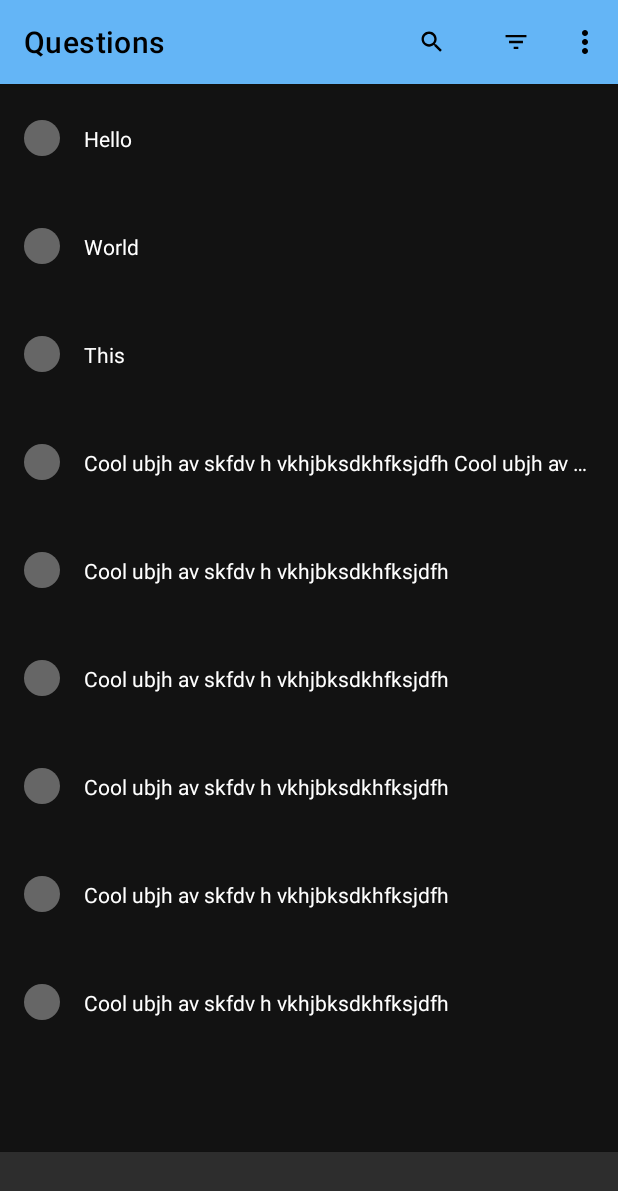
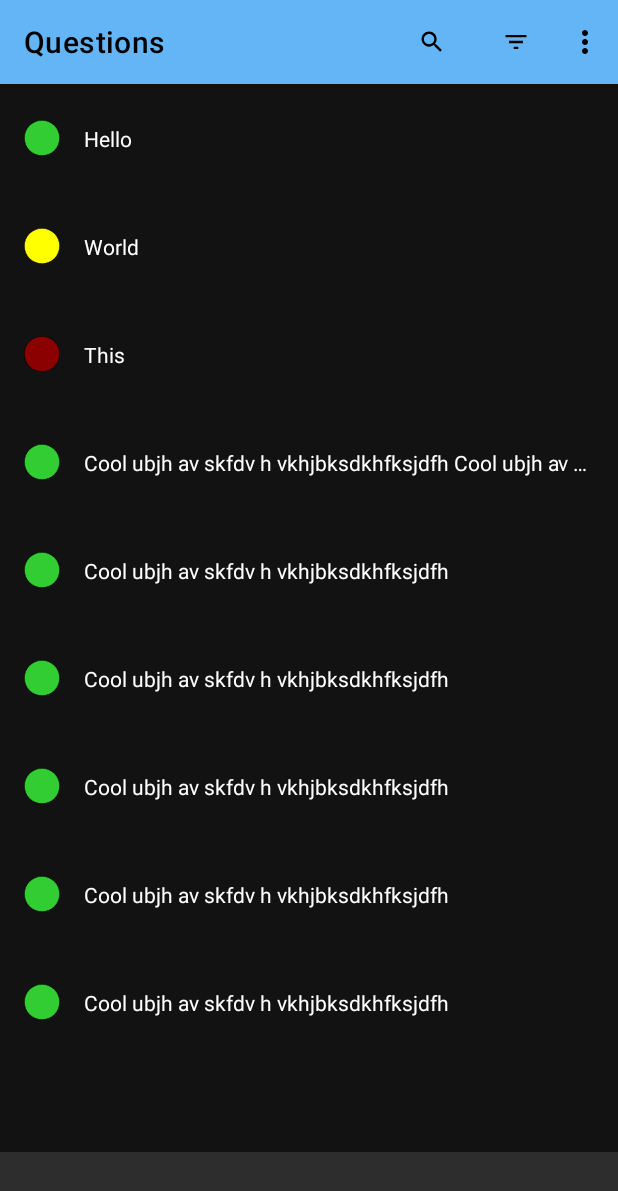
Before and after one commit to aantaya1/Code-Sharp, an Android app: the screen it shows after launch (MainActivity), on a phone screen of 412 x 824 dp. Shown: the top 1191 px of the screen. Run offline under Robolectric (Android 15) with nearby library versions, the phone set to English and light mode, and no system bars; our stand-ins replace navigation-ui.

Commit message:
added difficulty color changing

```diff
--- a/app/src/main/java/com/aantaya/codesharp/models/QuestionDifficulty.java
+++ b/app/src/main/java/com/aantaya/codesharp/models/QuestionDifficulty.java
@@ -1,7 +1,22 @@
 package com.aantaya.codesharp.models;
+
+import com.aantaya.codesharp.R;
 
 public enum QuestionDifficulty {
     EASY,
     MEDIUM,
     HARD;
+
+    public static int getColor(QuestionDifficulty difficulty){
+        switch (difficulty){
+            case EASY:
+                return R.color.green;
+            case MEDIUM:
+                return R.color.yellow;
+            case HARD:
+                return R.color.red;
+            default:
+                return R.color.yellow;
+        }
+    }
 }
--- a/app/src/main/java/com/aantaya/codesharp/ui/adapters/QuestionsRecyclerViewAdapter.java
+++ b/app/src/main/java/com/aantaya/codesharp/ui/adapters/QuestionsRecyclerViewAdapter.java
@@ -1,5 +1,11 @@
 package com.aantaya.codesharp.ui.adapters;
 
+import android.content.Context;
+import android.graphics.drawable.ColorDrawable;
+import android.graphics.drawable.Drawable;
+import android.graphics.drawable.GradientDrawable;
+import android.graphics.drawable.ShapeDrawable;
+import android.util.Log;
 import android.view.LayoutInflater;
 import android.view.View;
 import android.view.ViewGroup;
@@ -7,18 +13,25 @@ import android.widget.ImageView;
 import android.widget.TextView;
 
 import androidx.annotation.NonNull;
+import androidx.core.content.ContextCompat;
 import androidx.recyclerview.widget.RecyclerView;
 
 import com.aantaya.codesharp.R;
+import com.aantaya.codesharp.models.QuestionDifficulty;
 import com.aantaya.codesharp.ui.home.RecyclerViewQuestionItem;
 
+import java.lang.ref.WeakReference;
 import java.util.List;
 
 public class QuestionsRecyclerViewAdapter extends RecyclerView.Adapter<QuestionsRecyclerViewAdapter.ViewHolder>{
 
+    private static final String TAG = QuestionsRecyclerViewAdapter.class.getSimpleName();
+
     List<RecyclerViewQuestionItem> questions;
+    WeakReference<Context> contextWeakReference;
 
-    public QuestionsRecyclerViewAdapter(List<RecyclerViewQuestionItem> questions) {
+    public QuestionsRecyclerViewAdapter(WeakReference<Context> contextWeakReference, List<RecyclerViewQuestionItem> questions) {
+        this.contextWeakReference = contextWeakReference;
         this.questions = questions;
     }
 
@@ -33,7 +46,24 @@ public class QuestionsRecyclerViewAdapter extends RecyclerView.Adapter<Questions
     public void onBindViewHolder(@NonNull ViewHolder holder, int position) {
         RecyclerViewQuestionItem item = questions.get(position);
         holder.questionTitle.setText(item.getQuestionTitle());
-        //todo: set difficulty background color
+        setDifficultyColor(holder.difficultyCircle, item.getQuestionDifficulty());
+    }
+
+    private void setDifficultyColor(ImageView imageView, QuestionDifficulty difficulty){
+        switch (difficulty){
+            case EASY:
+                imageView.setImageDrawable(contextWeakReference.get().getDrawable(R.drawable.circle_green));
+                break;
+            case MEDIUM:
+                imageView.setImageDrawable(contextWeakReference.get().getDrawable(R.drawable.circle_yellow));
+                break;
+            case HARD:
+                imageView.setImageDrawable(contextWeakReference.get().getDrawable(R.drawable.circle_red));
+                break;
+            default:
+                imageView.setImageDrawable(contextWeakReference.get().getDrawable(R.drawable.circle_yellow));
+                break;
+        }
     }
 
     @Override
--- a/app/src/main/java/com/aantaya/codesharp/ui/home/HomeFragment.java
+++ b/app/src/main/java/com/aantaya/codesharp/ui/home/HomeFragment.java
@@ -18,8 +18,10 @@ import com.aantaya.codesharp.R;
 import com.aantaya.codesharp.models.QuestionDifficulty;
 import com.aantaya.codesharp.ui.adapters.QuestionsRecyclerViewAdapter;
 
+import java.lang.ref.WeakReference;
 import java.util.ArrayList;
 import java.util.List;
+import java.util.WeakHashMap;
 
 public class HomeFragment extends Fragment {
 
@@ -35,8 +37,8 @@ public class HomeFragment extends Fragment {
 
         List<RecyclerViewQuestionItem> items = new ArrayList<>();
         items.add(new RecyclerViewQuestionItem(1, "Hello", QuestionDifficulty.EASY));
-        items.add(new RecyclerViewQuestionItem(2, "World", QuestionDifficulty.EASY));
-        items.add(new RecyclerViewQuestionItem(3, "This", QuestionDifficulty.EASY));
+        items.add(new RecyclerViewQuestionItem(2, "World", QuestionDifficulty.MEDIUM));
+        items.add(new RecyclerViewQuestionItem(3, "This", QuestionDifficulty.HARD));
         items.add(new RecyclerViewQuestionItem(4, "Cool ubjh av skfdv h vkhjbksdkhfksjdfh Cool ubjh av skfdv h vkhjbksdkhfksjdfh Cool ubjh av skfdv h vkhjbksdkhfksjdfh", QuestionDifficulty.EASY));
         items.add(new RecyclerViewQuestionItem(4, "Cool ubjh av skfdv h vkhjbksdkhfksjdfh", QuestionDifficulty.EASY));
         items.add(new RecyclerViewQuestionItem(4, "Cool ubjh av skfdv h vkhjbksdkhfksjdfh", QuestionDifficulty.EASY));
@@ -44,7 +46,7 @@ public class HomeFragment extends Fragment {
         items.add(new RecyclerViewQuestionItem(4, "Cool ubjh av skfdv h vkhjbksdkhfksjdfh", QuestionDifficulty.EASY));
         items.add(new RecyclerViewQuestionItem(4, "Cool ubjh av skfdv h vkhjbksdkhfksjdfh", QuestionDifficulty.EASY));
 
-        recyclerView.setAdapter(new QuestionsRecyclerViewAdapter(items));
+        recyclerView.setAdapter(new QuestionsRecyclerViewAdapter(new WeakReference<>(getContext()), items));
 
         return root;
     }
--- /dev/null
+++ b/app/src/main/res/drawable/circle_green.xml
@@ -0,0 +1,16 @@
+<?xml version="1.0" encoding="utf-8"?>
+<shape
+    xmlns:android="http://schemas.android.com/apk/res/android"
+    android:shape="oval">
+
+    <solid
+        android:color="@color/green"/>
+
+    <size
+        android:width="120dp"
+        android:height="120dp"/>
+
+    <stroke
+        android:color="@color/black"
+        android:width="@dimen/recyclerview_question_difficulty_circle_outline"/>
+</shape>
--- a/app/src/main/res/drawable/circle.xml
+++ b/app/src/main/res/drawable/circle_red.xml
@@ -4,9 +4,13 @@
     android:shape="oval">
 
     <solid
-        android:color="#666666"/>
+        android:color="@color/red"/>
 
     <size
         android:width="120dp"
         android:height="120dp"/>
+
+    <stroke
+        android:color="@color/black"
+        android:width="@dimen/recyclerview_question_difficulty_circle_outline"/>
 </shape>
--- /dev/null
+++ b/app/src/main/res/drawable/circle_yellow.xml
@@ -0,0 +1,16 @@
+<?xml version="1.0" encoding="utf-8"?>
+<shape
+    xmlns:android="http://schemas.android.com/apk/res/android"
+    android:shape="oval">
+
+    <solid
+        android:color="@color/yellow"/>
+
+    <size
+        android:width="120dp"
+        android:height="120dp"/>
+
+    <stroke
+        android:color="@color/black"
+        android:width="@dimen/recyclerview_question_difficulty_circle_outline"/>
+</shape>
--- a/app/src/main/res/layout/questions_recyclerview_item.xml
+++ b/app/src/main/res/layout/questions_recyclerview_item.xml
@@ -12,7 +12,7 @@
         android:id="@+id/question_recyclerview_item_image"
         android:layout_width="@dimen/recyclerview_question_difficulty_circle"
         android:layout_height="@dimen/recyclerview_question_difficulty_circle"
-        android:src="@drawable/circle"
+        android:src="@drawable/circle_yellow"
         app:layout_constraintBottom_toBottomOf="parent"
         app:layout_constraintStart_toStartOf="parent"
         app:layout_constraintTop_toTopOf="parent" />
--- /dev/null
+++ b/app/src/main/res/values/base-colors.xml
@@ -0,0 +1,8 @@
+<?xml version="1.0" encoding="utf-8"?>
+<resources>
+    <color name="green">#32CD32</color>
+    <color name="yellow">#FFFF00</color>
+    <color name="red">#8B0000</color>
+    <color name="black">#000000</color>
+
+</resources>
--- a/app/src/main/res/values/dimens.xml
+++ b/app/src/main/res/values/dimens.xml
@@ -5,6 +5,7 @@
 
     <dimen name="list_item_height">72dp</dimen>
     <dimen name="recyclerview_question_difficulty_circle">24dp</dimen>
+    <dimen name="recyclerview_question_difficulty_circle_outline">2dp</dimen>
 
     <dimen name="margin_medium">16dp</dimen>
 </resources>
```
